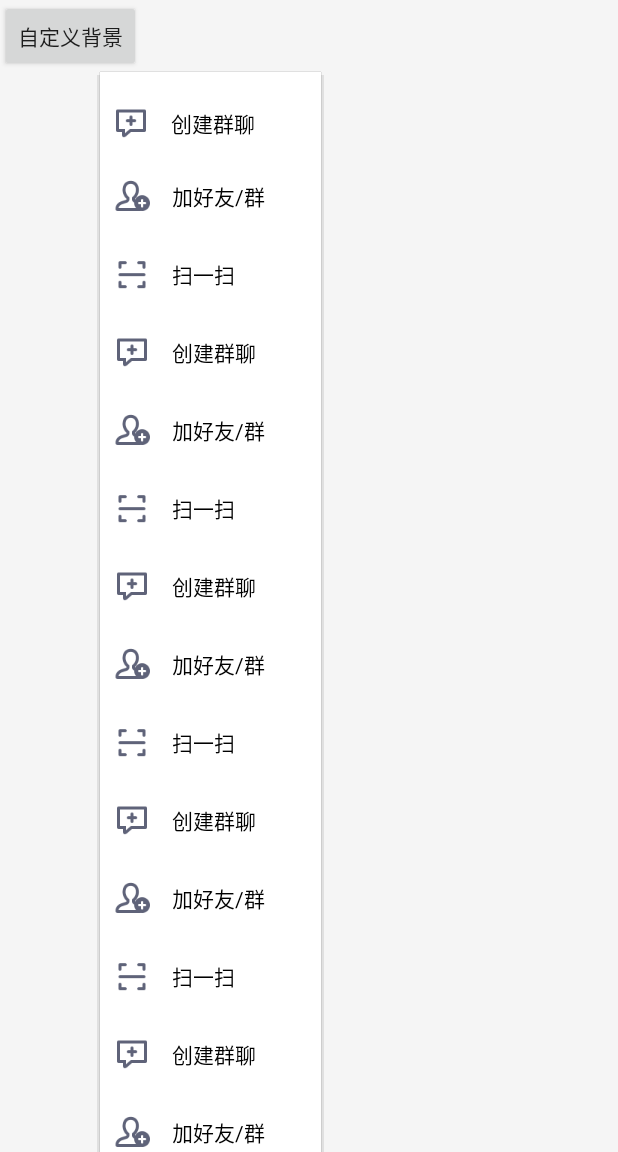
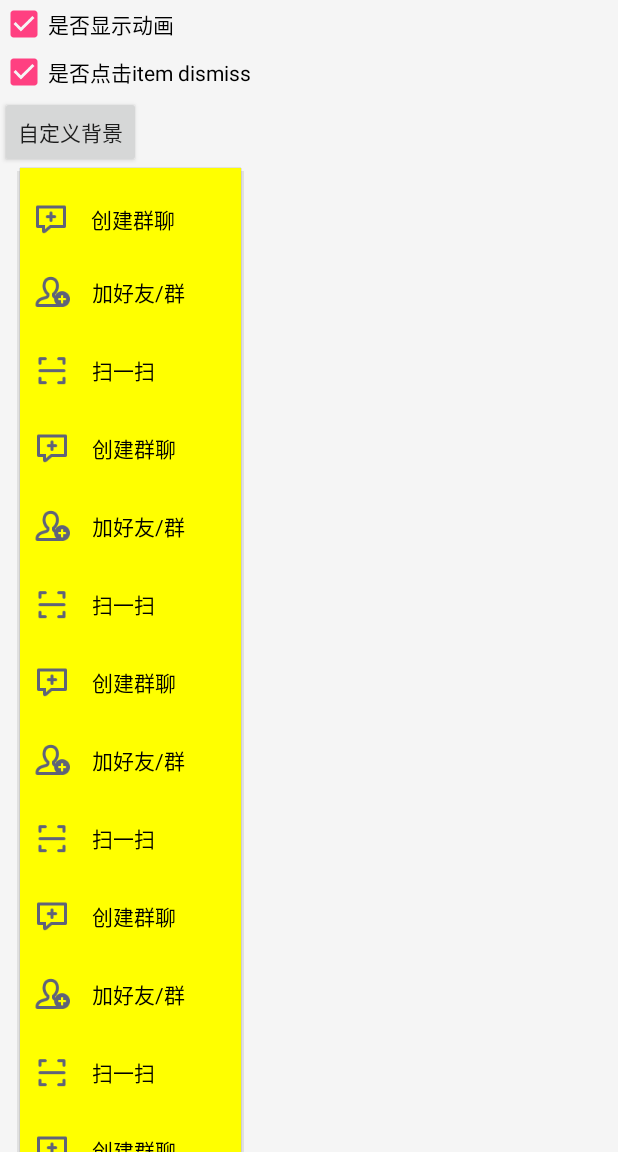
Before and after one commit to AriesHoo/UIPopupMenu, an Android app: the screen it shows after launch (MainActivity), after a tap on "自定义背景", on a phone screen of 412 x 824 dp, the part 84-1236 px from its top. Run offline under Robolectric (Android 15) with nearby library versions, the phone set to English and light mode, and no system bars.

```diff
--- a/app/src/main/java/com/aries/menu/MainActivity.java
+++ b/app/src/main/java/com/aries/menu/MainActivity.java
@@ -5,6 +5,8 @@ import android.os.Bundle;
 import android.support.v7.app.AppCompatActivity;
 import android.view.View;
 import android.widget.Button;
+import android.widget.CheckBox;
+import android.widget.CompoundButton;
 import android.widget.ImageView;
 import android.widget.Toast;
 
@@ -17,15 +19,19 @@ import java.util.List;
 public class MainActivity extends AppCompatActivity {
     private UIPopupMenu uiPopupMenu;
     private ImageView ivMenu;
-    private Button btnMemu;
+    private Button btnMenu;
     List<MenuItemEntity> listMenus = new ArrayList<>();
+    CheckBox checkBoxAnimation;
+    CheckBox checkClickDismissible;
 
     @Override
     protected void onCreate(Bundle savedInstanceState) {
         super.onCreate(savedInstanceState);
         setContentView(R.layout.activity_main);
         ivMenu = (ImageView) findViewById(R.id.more);
-        btnMemu = (Button) findViewById(R.id.btn_menu);
+        btnMenu = (Button) findViewById(R.id.btn_menu);
+        checkBoxAnimation = (CheckBox) findViewById(R.id.checkB_animation);
+        checkClickDismissible = (CheckBox) findViewById(R.id.checkB_clickDismissible);
         ivMenu.setOnClickListener(new View.OnClickListener() {
             @Override
             public void onClick(View v) {
@@ -46,10 +52,12 @@ public class MainActivity extends AppCompatActivity {
                                 Toast.makeText(MainActivity.this, "点击菜单:" + position, Toast.LENGTH_SHORT).show();
                             }
                         })
+                        .setClickDismissible(checkClickDismissible.isChecked())
+                        .setAnimationEnable(checkBoxAnimation.isChecked())
                         .showAsDropDown(ivMenu, -200, 0);
             }
         });
-        btnMemu.setOnClickListener(new View.OnClickListener() {
+        btnMenu.setOnClickListener(new View.OnClickListener() {
             @Override
             public void onClick(View v) {
                 UIPopupMenu uiPopupMenu = new UIPopupMenu(MainActivity.this);
@@ -74,7 +82,8 @@ public class MainActivity extends AppCompatActivity {
                 uiPopupMenu
                         .setAlpha(0.5f)
                         .setMargin(0, 0, 0, 0)
-                        .setBackgroundColor(Color.WHITE)
+                        .setPadding(0, 0, 0, 20)
+                        .setBackgroundColor(Color.YELLOW)
                         .setMenuItems(listMenus)
                         .setMenuItem(new MenuItemEntity(R.mipmap.ic_facet2face, "面对面快传", Color.BLUE))
                         .setMenuItem(new MenuItemEntity(R.mipmap.ic_pay, "付款", Color.RED))
@@ -84,7 +93,16 @@ public class MainActivity extends AppCompatActivity {
                                 Toast.makeText(MainActivity.this, "点击菜单:" + position, Toast.LENGTH_SHORT).show();
                             }
                         })
-                        .showAsDropDown(btnMemu, 100, 0);
+                        .setClickDismissible(checkClickDismissible.isChecked())
+                        .setAnimationEnable(checkBoxAnimation.isChecked())
+                        .showAsDropDown(btnMenu, 20, 0);
+            }
+        });
+
+        checkBoxAnimation.setOnCheckedChangeListener(new CompoundButton.OnCheckedChangeListener() {
+            @Override
+            public void onCheckedChanged(CompoundButton buttonView, boolean isChecked) {
+
             }
         });
     }
--- a/app/src/main/res/layout/activity_main.xml
+++ b/app/src/main/res/layout/activity_main.xml
@@ -29,6 +29,20 @@
             android:src="@mipmap/ic_more"/>
     </RelativeLayout>
 
+    <CheckBox
+        android:id="@+id/checkB_animation"
+        android:layout_width="wrap_content"
+        android:layout_height="wrap_content"
+        android:checked="true"
+        android:text="是否显示动画"/>
+
+    <CheckBox
+        android:id="@+id/checkB_clickDismissible"
+        android:layout_width="wrap_content"
+        android:layout_height="wrap_content"
+        android:checked="true"
+        android:text="是否点击item dismiss"/>
+
     <Button
         android:id="@+id/btn_menu"
         android:layout_width="wrap_content"
--- a/library/src/main/java/com/aries/ui/widget/menu/UIPopupMenu.java
+++ b/library/src/main/java/com/aries/ui/widget/menu/UIPopupMenu.java
@@ -36,7 +36,7 @@ public class UIPopupMenu {
     private boolean clickDismissible = true;
 
     private static final int DEFAULT_ANIM_STYLE = R.style.PopupMenuStyle;
-    private int animationStyle;
+    private int animationStyle = DEFAULT_ANIM_STYLE;
 
     private float alpha = 0.5f;
     private OnMenuItemClickListener mOnMenuItemClickListener;
@@ -54,13 +54,12 @@ public class UIPopupMenu {
         content = LayoutInflater.from(mContext).inflate(R.layout.layout_popup_menu, null);
         scrollViewMain = (ScrollView) content.findViewById(R.id.sv_main);
         layoutMain = (LinearLayout) content.findViewById(R.id.lLayout_main);
+
         mPopupWindow = new PopupWindow(mContext);
         mPopupWindow.setContentView(content);
         mPopupWindow.setHeight(LinearLayout.LayoutParams.WRAP_CONTENT);
         mPopupWindow.setWidth(LinearLayout.LayoutParams.WRAP_CONTENT);
-        if (animationEnable) {
-            mPopupWindow.setAnimationStyle(animationStyle <= 0 ? DEFAULT_ANIM_STYLE : animationStyle);
-        }
+        mPopupWindow.setAnimationStyle(animationStyle);
         mPopupWindow.setFocusable(true);
         mPopupWindow.setOutsideTouchable(true);
         mPopupWindow.setBackgroundDrawable(new ColorDrawable());
@@ -151,6 +150,11 @@ public class UIPopupMenu {
      */
     public UIPopupMenu setAnimationEnable(boolean animationEnable) {
         this.animationEnable = animationEnable;
+        if (animationEnable) {
+            mPopupWindow.setAnimationStyle(animationStyle);
+        } else {
+            mPopupWindow.setAnimationStyle(0);
+        }
         return this;
     }
 
@@ -162,6 +166,20 @@ public class UIPopupMenu {
      */
     public UIPopupMenu setAnimationStyle(int style) {
         this.animationStyle = style;
+        if (animationEnable) {
+            mPopupWindow.setAnimationStyle(animationStyle);
+        }
+        return this;
+    }
+
+    /**
+     * 设置是否点击item popupMenu dismiss
+     *
+     * @param clickDismissible
+     * @return
+     */
+    public UIPopupMenu setClickDismissible(boolean clickDismissible) {
+        this.clickDismissible = clickDismissible;
         return this;
     }
 
@@ -186,6 +204,9 @@ public class UIPopupMenu {
 
     public UIPopupMenu show() {
         setItems();
+        if (animationEnable) {
+            mPopupWindow.setAnimationStyle(animationStyle <= 0 ? DEFAULT_ANIM_STYLE : animationStyle);
+        }
         if (!mPopupWindow.isShowing() && anchor != null) {
             mPopupWindow.showAsDropDown(anchor, xOff, yOff);
             setBackgroundAlpha(alpha);
```
Also changed, not shown: 2 other files.
